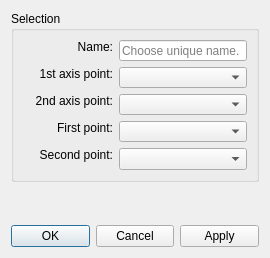
First picture: the form in src/libs/vtools/dialogs/tools/dialogtriangle.ui, repository FashionFreedom/Seamly2D, before the edit.
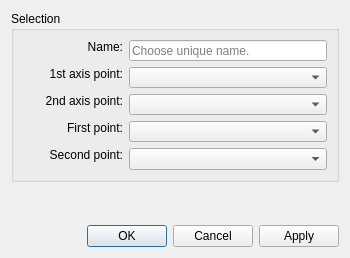
Second picture: the form after the edit. Icons and pictures are not drawn.

The edit to the form file:
```diff
--- a/src/libs/vtools/dialogs/tools/dialogtriangle.ui
+++ b/src/libs/vtools/dialogs/tools/dialogtriangle.ui
@@ -6,7 +6,7 @@
    <rect>
     <x>0</x>
     <y>0</y>
-    <width>270</width>
+    <width>350</width>
     <height>258</height>
    </rect>
   </property>
@@ -65,7 +65,7 @@
           </property>
           <property name="minimumSize">
            <size>
-            <width>90</width>
+            <width>100</width>
             <height>0</height>
            </size>
           </property>
@@ -109,7 +109,7 @@
           </property>
           <property name="minimumSize">
            <size>
-            <width>90</width>
+            <width>100</width>
             <height>0</height>
            </size>
           </property>
@@ -147,7 +147,7 @@
           </property>
           <property name="minimumSize">
            <size>
-            <width>90</width>
+            <width>100</width>
             <height>0</height>
            </size>
           </property>
@@ -185,7 +185,7 @@
           </property>
           <property name="minimumSize">
            <size>
-            <width>90</width>
+            <width>100</width>
             <height>0</height>
            </size>
           </property>
@@ -223,7 +223,7 @@
           </property>
           <property name="minimumSize">
            <size>
-            <width>90</width>
+            <width>100</width>
             <height>0</height>
            </size>
           </property>
```
